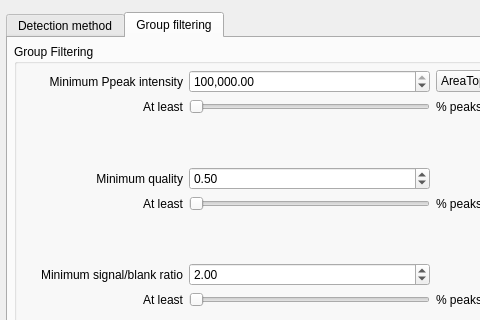
Qt form src/gui/mzroll/forms/peakdetectiondialog.ui (ElucidataInc/ElMaven) before a commit; both pictures show x 0 to 480 and y 0 to 320 of the 780 by 616 pixel window.
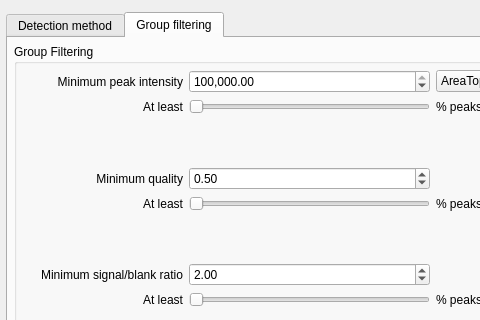
The same form after that commit. The open tabs and pages were chosen to show the change.

Commit message: [PR] Make suggested changes

What changed in the file:
```diff
--- a/src/gui/mzroll/forms/peakdetectiondialog.ui
+++ b/src/gui/mzroll/forms/peakdetectiondialog.ui
@@ -919,7 +919,7 @@
             <item row="0" column="0">
              <widget class="QLabel" name="label_10">
               <property name="text">
-               <string>Minimum Ppeak intensity</string>
+               <string>Minimum peak intensity</string>
               </property>
               <property name="alignment">
                <set>Qt::AlignRight|Qt::AlignTrailing|Qt::AlignVCenter</set>
```
Left out of the diff: 2 changed lines with no effect on the pictures. The commit also changes 1 other file.
